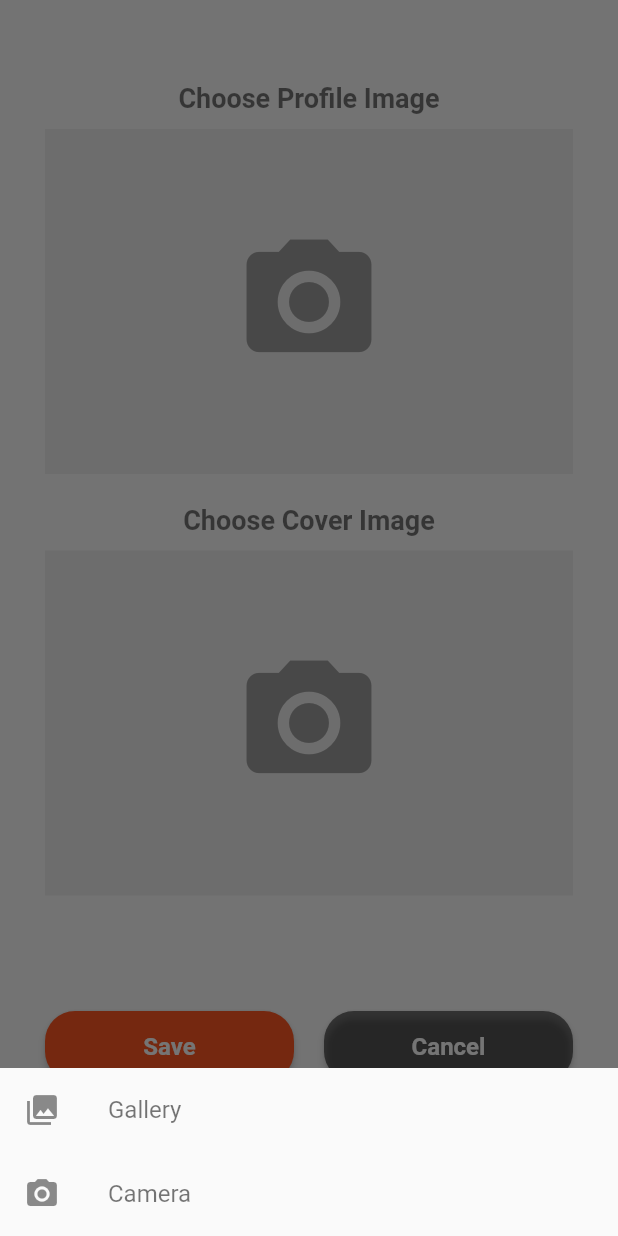
After one commit to divyapanthi/event_app_flutter, a Flutter app: the ChoseImage screen opened directly, after a tap on the "camera alt" icon, on a phone screen of 412 x 824 dp. The commit adds this screen. Run offline on Flutter 3.47's test engine with Material 2 defaults, Android fonts, the phone set to English and light mode, and no system bars; our stand-ins replace firebase_auth, firebase_core, flutter_svg, google_sign_in, image_picker; missing offline and left inert: flutter_login_facebook; accounts and stored records are empty.

Commit message:
Image picker integrated successfully and profile UI complete

```diff
--- /dev/null
+++ b/lib/src/screens/choose_image.dart
@@ -0,0 +1,221 @@
+import 'dart:io';
+import 'package:flutter/material.dart';
+import 'package:image_picker/image_picker.dart';
+import 'package:ui_designs/src/widgets/custom_button.dart';
+import 'package:ui_designs/src/widgets/custom_list_tile.dart';
+
+ImagePicker imagePicker = ImagePicker();
+
+class ChoseImage extends StatefulWidget {
+  const ChoseImage({Key key}) : super(key: key);
+
+  @override
+  _ChoseImageState createState() => _ChoseImageState();
+}
+
+class _ChoseImageState extends State<ChoseImage> {
+  XFile _profileImage, _coverImage;
+  bool _isToPickProfileImage = true;
+
+  _imgFromCamera() async {
+    XFile pickedImage = await imagePicker.pickImage(
+      source: ImageSource.camera,
+      imageQuality: 50,
+    );
+    _isToPickProfileImage
+        ? setState(() => _profileImage = pickedImage)
+        : setState(() => _coverImage = pickedImage);
+  }
+
+  _imgFromGalley() async {
+    XFile pickedImage = await imagePicker.pickImage(
+      source: ImageSource.gallery,
+      imageQuality: 50,
+    );
+    _isToPickProfileImage
+        ? setState(() => _profileImage = pickedImage)
+        : setState(() => _coverImage = pickedImage);
+  }
+
+  @override
+  Widget build(BuildContext context) {
+    return Scaffold(
+      body: Container(
+        padding: EdgeInsets.all(30),
+        child: Column(
+          children: [
+            SizedBox(
+              height: 25,
+            ),
+            Text(
+              "Choose Profile Image",
+              style: TextStyle(
+                  fontSize: 18,
+                  color: Colors.black54,
+                  fontWeight: FontWeight.bold),
+            ),
+            SizedBox(
+              height: 10,
+            ),
+            imagePlaceholder(isToPickProfileImage: true),
+            SizedBox(
+              height: 20,
+            ),
+            Text(
+              "Choose Cover Image",
+              style: TextStyle(
+                  fontSize: 18,
+                  color: Colors.black54,
+                  fontWeight: FontWeight.bold),
+            ),
+            SizedBox(
+              height: 10,
+            ),
+            imagePlaceholder(isToPickProfileImage: false),
+            SizedBox(
+              height: 4,
+            ),
+            Expanded(
+              child: Row(
+                mainAxisAlignment: MainAxisAlignment.spaceEvenly,
+                children: [
+                  Expanded(
+                    child: CustomButton(
+                      buttonText: "Save",
+                      onPressed: () {},
+                      onPrimaryColor: Colors.deepOrange,
+                    ),
+                  ),
+                  SizedBox(
+                    width: 20,
+                  ),
+                  Expanded(
+                    child: CustomButton(
+                      buttonText: "Cancel",
+                      onPressed: () => Navigator.of(context).pop(),
+                      onPrimaryColor: Colors.black54,
+                    ),
+                  ),
+                ],
+              ),
+            ),
+          ],
+        ),
+      ),
+    );
+  }
+
+  Widget imagePlaceholder({@required bool isToPickProfileImage}) {
+    final size = MediaQuery.of(context).size;
+
+    return InkWell(
+        onTap: () {
+          setState(() => _isToPickProfileImage = isToPickProfileImage);
+          _showPicker(context);
+        },
+        child:
+            (isToPickProfileImage ? _profileImage != null : _coverImage != null)
+                ? Image.file(
+                    File(isToPickProfileImage
+                        ? _profileImage.path
+                        : _coverImage.path),
+                    height: 230,
+                    width: size.width / 0.2,
+                  )
+                : Container(
+                    height: 230,
+                    width: size.width / 0.2,
+                    decoration: BoxDecoration(
+                      color: Colors.grey[200],
+                    ),
+                    child: Icon(
+                      Icons.camera_alt,
+                      color: Colors.grey,
+                      size: 100,
+                    ),
+                  ));
+  }
+
+  void _showPicker(context) {
+    showModalBottomSheet(
+      context: context,
+      builder: (BuildContext context) {
+        return SafeArea(
+            child: Container(
+          child: Wrap(
+            children: <Widget>[
+              CustomListTile(
+                iconData: Icons.photo_library,
+                title: "Gallery",
+                onTap: () {
+                  _imgFromGalley();
+                  Navigator.of(context).pop();
+                },
+              ),
+              CustomListTile(
+                iconData: Icons.photo_camera,
+                title: "Camera",
+                onTap: () {
+                  _imgFromCamera();
+                  Navigator.of(context).pop();
+                },
+              )
+            ],
+          ),
+        ));
+      },
+    );
+  }
+
+/*  Widget buildProfileImage() {
+    final size = MediaQuery.of(context).size;
+    return InkWell(
+        onTap: (){
+          _showPicker(context, (ImageSource source){
+            chooseProfileImage(context,source);
+          });
+        },
+        child:
+        _image != null ?
+        Image.file(File(_image.path), height: 230, width: size.width/0.2,):
+        Container(
+          height:230,
+          width: size.width/0.2,
+          decoration: BoxDecoration(
+            color: Colors.grey[200],
+          ),
+          child: Icon(
+            Icons.camera_alt,
+            color: Colors.grey,
+            size: 100,
+          ),
+        )
+    );
+  }
+
+  Widget buildCoverImage() {
+    final size = MediaQuery.of(context).size;
+    return InkWell(
+        onTap: (){
+          _showPicker(context, (ImageSource source){
+            chooseCoverImage(context,source);
+          });
+        },
+        child:
+        _image != null ?
+        Image.file(File(_image.path), height: 230, width: size.width/0.2,):
+        Container(
+          height:230,
+          width: size.width/0.2,
+          decoration: BoxDecoration(
+            color: Colors.grey[200],
+          ),
+          child: Icon(
+            Icons.camera_alt,
+            color: Colors.grey,
+            size: 100,
+          ),
+        )
+    );
+  }*/
+}
--- a/lib/src/screens/login.dart
+++ b/lib/src/screens/login.dart
@@ -1,7 +1,6 @@
 import 'package:flutter/material.dart';
 import 'package:flutter_svg/flutter_svg.dart';
 import 'package:provider/provider.dart';
-import 'package:ui_designs/src/core/constant/custom_button_style.dart';
 import 'package:ui_designs/src/core/constant/custom_form_decoration.dart';
 import 'package:ui_designs/src/core/constant/custom_header_decoration.dart';
 import 'package:ui_designs/src/provider/auth_provider.dart';
```
Also changed, not shown: lib/src/screens/change_password.dart (+9 -2 lines), lib/src/screens/choose_image_screen.dart (deleted, +0 -39 lines), lib/src/screens/edit_profile.dart (+9 -4 lines), lib/src/screens/profile_screen.dart (+4 -17 lines), assets/images/coverpic.jpeg (added), assets/images/password.jpg (added).
